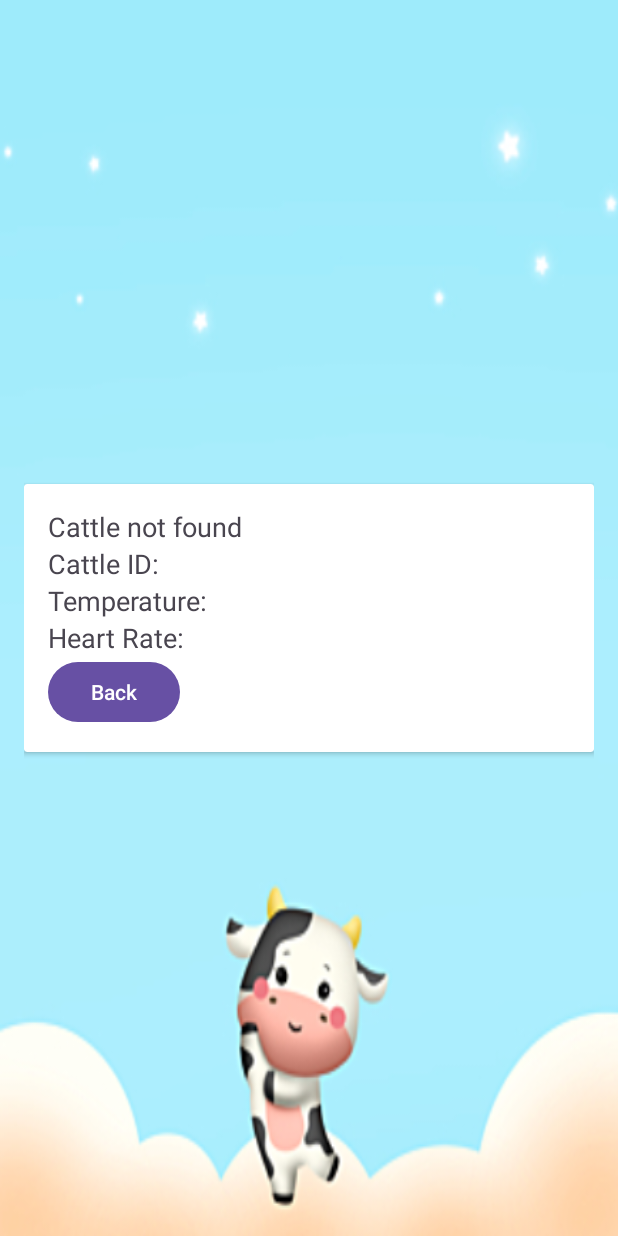
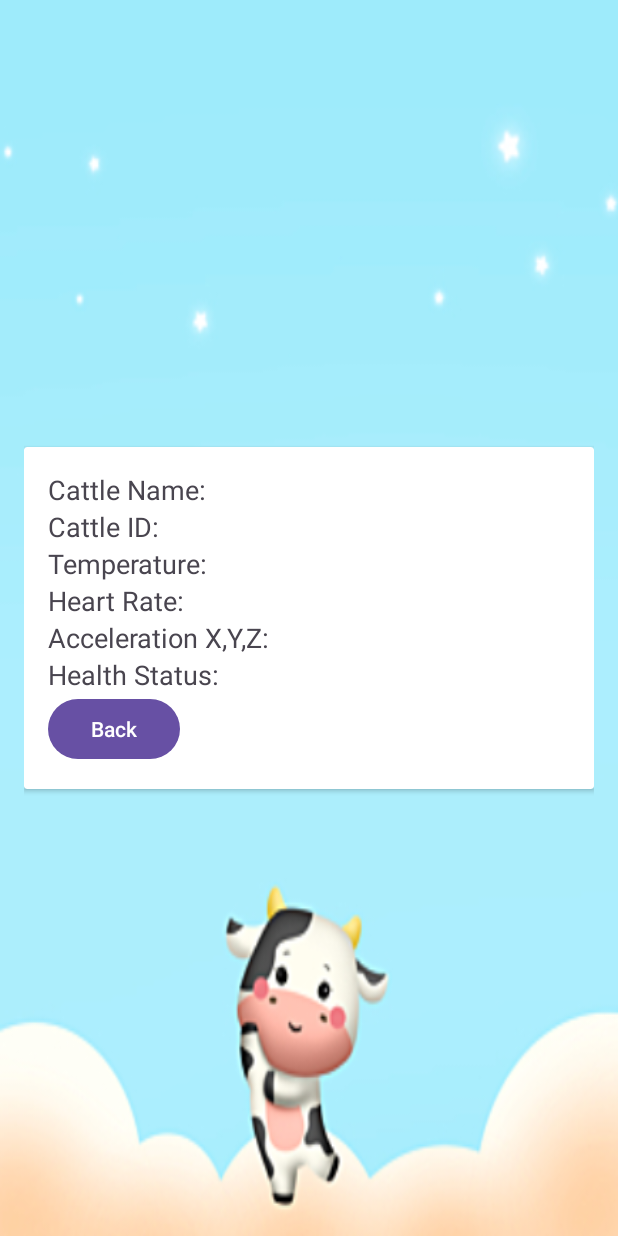
Before and after one commit to AyushiBhatla1703/NANDI, an Android app: the CattleActivity screen opened directly, with no data from a screen before it, on a phone screen of 412 x 824 dp. Run offline under Robolectric (Android 15) with nearby library versions, the phone set to English and light mode, and no system bars; our stand-ins replace Firebase (no records; nobody signed in at launch, a user with empty details on screens opened directly).

Commit message:
CODE changes

```diff
--- a/app/build.gradle.kts
+++ b/app/build.gradle.kts
@@ -33,7 +33,8 @@ android {
 }
 
 dependencies {
-
+    implementation ("com.twilio.sdk:core:8.29.0") // You can check for the latest version on the Twilio website
+    implementation ("com.twilio:chat-android:6.0.0")
     implementation("androidx.appcompat:appcompat:1.6.1")
     implementation("com.google.android.material:material:1.9.0")
     implementation("androidx.constraintlayout:constraintlayout:2.1.4")
--- a/app/src/main/java/com/example/nandi/CattleActivity.java
+++ b/app/src/main/java/com/example/nandi/CattleActivity.java
@@ -2,7 +2,10 @@ package com.example.nandi;
 
 import android.os.Bundle;
 import android.widget.TextView;
+
+import androidx.annotation.NonNull;
 import androidx.appcompat.app.AppCompatActivity;
+
 import com.google.firebase.database.DataSnapshot;
 import com.google.firebase.database.DatabaseError;
 import com.google.firebase.database.DatabaseReference;
@@ -10,10 +13,13 @@ import com.google.firebase.database.FirebaseDatabase;
 import com.google.firebase.database.ValueEventListener;
 
 public class CattleActivity extends AppCompatActivity {
+
     private TextView cattleNameTextView;
-    private TextView textViewTemperature;
-    private TextView textViewHeartRate;
-    private TextView textViewCattleId;
+    private TextView cattleIdTextView;
+    private TextView temperatureTextView;
+    private TextView heartRateTextView;
+    private TextView accelerationTextView;
+    private TextView healthStatusTextView;
 
     @Override
     protected void onCreate(Bundle savedInstanceState) {
@@ -21,35 +27,62 @@ public class CattleActivity extends AppCompatActivity {
         setContentView(R.layout.activity_cattle);
 
         cattleNameTextView = findViewById(R.id.textViewCattleName);
-        textViewCattleId = findViewById(R.id.textViewCattleId);
-        textViewTemperature = findViewById(R.id.textViewTemperature);
-        textViewHeartRate = findViewById(R.id.textViewHeartRate);
+        cattleIdTextView = findViewById(R.id.textViewCattleId);
+        temperatureTextView = findViewById(R.id.textViewTemperature);
+        heartRateTextView = findViewById(R.id.textViewHeartRate);
+        accelerationTextView = findViewById(R.id.textViewAccelerationX);
+        healthStatusTextView = findViewById(R.id.textViewHealthStatus);
 
-        String selectedCattleId = getIntent().getStringExtra("cattleId");
-        DatabaseReference cattleRef = FirebaseDatabase.getInstance().getReference().child("cattle").child(selectedCattleId);
+        // Get the cattle ID passed from the previous activity
+        String cattleId = getIntent().getStringExtra("cattleId");
 
-        cattleRef.addListenerForSingleValueEvent(new ValueEventListener() {
+        // Create a reference to the specific cattle using the ID
+        DatabaseReference cattleRef = FirebaseDatabase.getInstance().getReference().child("cattle").child(cattleId);
+
+        // Attach a ValueEventListener to fetch and display the cattle's data
+        cattleRef.addValueEventListener(new ValueEventListener() {
             @Override
-            public void onDataChange(DataSnapshot dataSnapshot) {
+            public void onDataChange(@NonNull DataSnapshot dataSnapshot) {
                 if (dataSnapshot.exists()) {
+                    // Retrieve data from the DataSnapshot
                     String name = dataSnapshot.child("Name").getValue(String.class);
-                    String id = dataSnapshot.child("ID").getValue(String.class);
-                    String temperature = dataSnapshot.child("temperature").getValue(String.class);
-                    String heartRate = dataSnapshot.child("heartRate").getValue(String.class);
+                    String id = dataSnapshot.getKey(); // Corrected to get cattle ID
+                    Double temperature = dataSnapshot.child("temperature").getValue(Double.class);
+                    Long heartRate = dataSnapshot.child("heartRate").getValue(Long.class);
+                    Double accelerationX = dataSnapshot.child("acceleration").child("x").getValue(Double.class);
+                    Double accelerationY = dataSnapshot.child("acceleration").child("y").getValue(Double.class);
+                    Double accelerationZ = dataSnapshot.child("acceleration").child("z").getValue(Double.class);
 
+                    // Set the TextViews with the retrieved data
                     cattleNameTextView.setText("Cattle Name: " + name);
-                    textViewCattleId.setText("Cattle ID: " + id);
-                    textViewTemperature.setText("Temperature: " + temperature);
-                    textViewHeartRate.setText("Heart Rate: " + heartRate);
-                } else {
-                    cattleNameTextView.setText("Cattle not found");
+                    cattleIdTextView.setText("Cattle ID: " + id);
+                    temperatureTextView.setText("Temperature: " + temperature);
+                    heartRateTextView.setText("Heart Rate: " + heartRate);
+                    accelerationTextView.setText("Acceleration (X, Y, Z): " + accelerationX + ", " + accelerationY + ", " + accelerationZ);
+
+                    // Classify health status based on temperature, heart rate, and acceleration
+                    String healthStatus = classifyHealthStatus(temperature, heartRate, accelerationX, accelerationY, accelerationZ);
+                    healthStatusTextView.setText("Health Status: " + healthStatus);
                 }
             }
 
             @Override
-            public void onCancelled(DatabaseError databaseError) {
-                cattleNameTextView.setText("Error retrieving cattle data");
+            public void onCancelled(@NonNull DatabaseError databaseError) {
+                // Handle any errors that may occur during data retrieval
             }
         });
     }
+
+    private String classifyHealthStatus(Double temperature, Long heartRate, Double accelerationX, Double accelerationY, Double accelerationZ) {
+        // Define your health status classification logic here
+        // Modify this logic based on your criteria for classifying health status.
+        // You can consider temperature, heart rate, and acceleration values.
+        if (temperature >= 39.0 || heartRate >= 100 || accelerationX >= 2.0 || accelerationY >= 2.0 || accelerationZ >= 2.0) {
+            return "High Risk";
+        } else if (temperature >= 37.5 || heartRate >= 80 || accelerationX >= 1.0 || accelerationY >= 1.0 || accelerationZ >= 1.0) {
+            return "Moderate Risk";
+        } else {
+            return "Normal";
+        }
+    }
 }
--- a/app/src/main/res/layout/activity_cattle.xml
+++ b/app/src/main/res/layout/activity_cattle.xml
@@ -1,6 +1,6 @@
 <?xml version="1.0" encoding="utf-8"?>
-<RelativeLayout
-    xmlns:android="http://schemas.android.com/apk/res/android"
+<RelativeLayout xmlns:android="http://schemas.android.com/apk/res/android"
+    xmlns:tools="http://schemas.android.com/tools"
     android:layout_width="match_parent"
     android:layout_height="match_parent"
     android:padding="16dp"
@@ -45,6 +45,22 @@
                 android:text="Heart Rate:"
                 android:textSize="18sp" />
 
+            <TextView
+                android:id="@+id/textViewAccelerationX"
+                android:layout_width="wrap_content"
+                android:layout_height="wrap_content"
+                android:text="Acceleration X,Y,Z:"
+                android:textSize="18sp" />
+
+
+
+            <TextView
+                android:id="@+id/textViewHealthStatus"
+                android:layout_width="wrap_content"
+                android:layout_height="wrap_content"
+                android:text="Health Status:"
+                android:textSize="18sp" />
+
             <Button
                 android:id="@+id/backButton"
                 android:layout_width="wrap_content"
--- a/app/src/main/res/layout/activity_cattledetails.xml
+++ b/app/src/main/res/layout/activity_cattledetails.xml
@@ -17,6 +17,7 @@
             android:layout_height="wrap_content"
             android:gravity="center"
            android:textSize="30dp"
+            android:textColor="#593EA1"
             android:textStyle="bold"
             android:text="CATTLE LIST">
 
@@ -38,8 +39,10 @@
         android:layout_width="match_parent"
         android:layout_height="match_parent"
         android:padding="10dp"
+        android:cacheColorHint="@color/black"
         android:layout_marginTop="40dp"
         android:id="@+id/listview">
+
 
     </ListView>
 
--- a/app/src/main/res/layout/activity_register.xml
+++ b/app/src/main/res/layout/activity_register.xml
@@ -30,6 +30,7 @@
         android:layout_height="wrap_content"
         android:hint="EMAIL:"
         android:minHeight="100dp"
+        android:textColor="@color/black"
         android:textColorHint="@color/black"
         tools:ignore="DuplicateClickableBoundsCheck,HardcodedText"></EditText>
 
@@ -51,6 +52,7 @@
         android:layout_width="match_parent"
         android:layout_height="wrap_content"
         android:layout_below="@+id/t2"
+        android:textColor="@color/black"
         android:textColorHint="@color/black"
         android:hint="Password:"
         android:minHeight="100dp"
```
Also changed, not shown: app/src/main/res/layout/activity_main.xml (+7 -2 lines).
